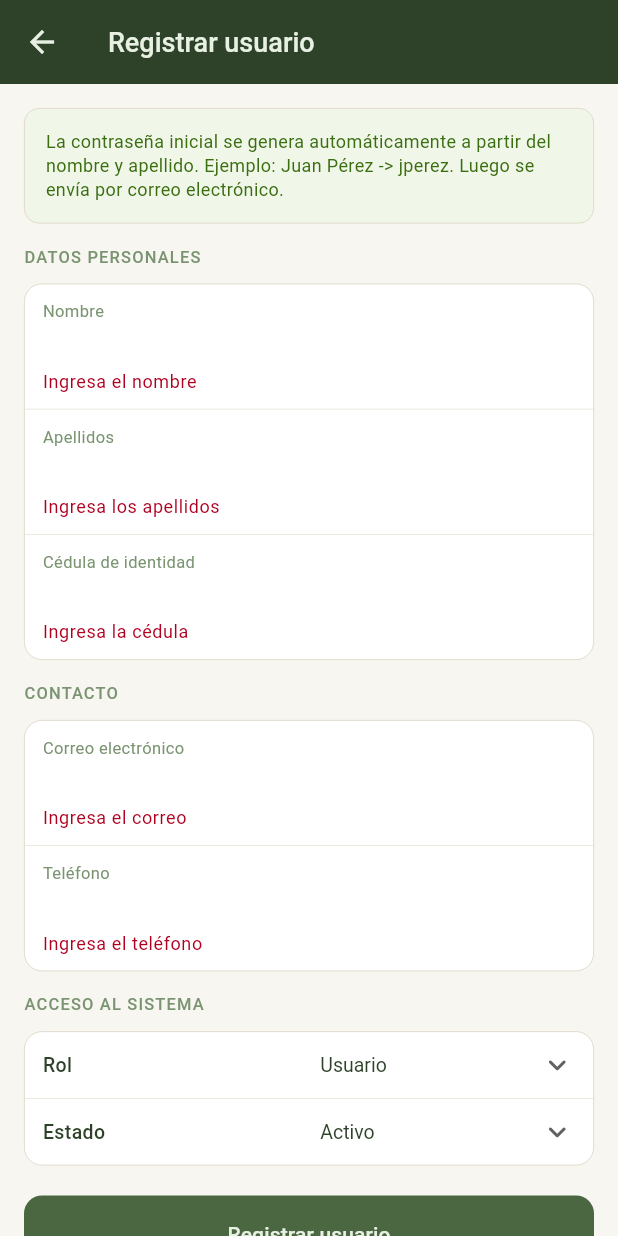
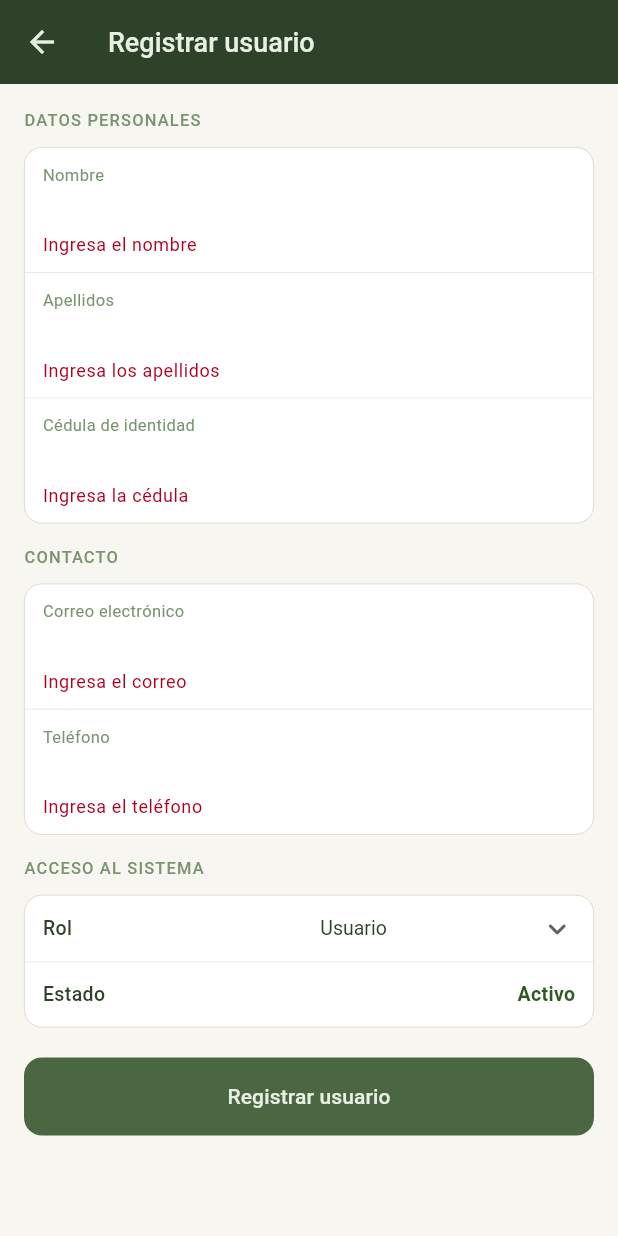
Before and after one commit to roverserrano/BoviSense-AI, a Flutter app: the UsuarioFormPage screen opened directly, after a tap on "Registrar usuario", on a phone screen of 412 x 824 dp. Run offline on Flutter 3.47's test engine with Material 3 defaults, Android fonts, the phone set to English and light mode, and no system bars; our stand-ins replace cloud_firestore, firebase_auth, firebase_core, flutter_blue_plus, permission_handler; accounts and stored records are empty.

```diff
--- a/frontend/lib/views/admin/usuario_form_page.dart
+++ b/frontend/lib/views/admin/usuario_form_page.dart
@@ -1,4 +1,5 @@
 import 'package:flutter/material.dart';
+import 'package:flutter/services.dart';
 import 'package:provider/provider.dart';
 
 import '../../data/models/usuario_model.dart';
@@ -72,7 +73,7 @@ class _UsuarioFormPageState extends State<UsuarioFormPage> {
       correo: _correoController.text.trim().toLowerCase(),
       telefono: int.parse(_telefonoController.text.trim()),
       rol: _rol,
-      estado: _estado,
+      estado: _isEditing ? _estado : 'activo',
       fechaRegistro: widget.usuario?.fechaRegistro,
     );
 
@@ -117,26 +118,6 @@ class _UsuarioFormPageState extends State<UsuarioFormPage> {
               _identityCard(widget.usuario!),
               const SizedBox(height: 14),
             ],
-            if (!_isEditing) ...[
-              Container(
-                padding: const EdgeInsets.all(14),
-                decoration: BoxDecoration(
-                  color: const Color(0xFFF0F7E8),
-                  borderRadius: BorderRadius.circular(10),
-                  border: Border.all(color: AdminPalette.border, width: 0.5),
-                ),
-                child: const Text(
-                  'La contraseña inicial se genera automáticamente a partir del nombre y apellido. '
-                  'Ejemplo: Juan Pérez -> jperez. Luego se envía por correo electrónico.',
-                  style: TextStyle(
-                    fontSize: 12,
-                    color: Color(0xFF3B6D11),
-                    height: 1.35,
-                  ),
-                ),
-              ),
-              const SizedBox(height: 14),
-            ],
             const SectionLabel(text: 'Datos personales'),
             _sectionCard(
               children: [
@@ -173,6 +154,10 @@ class _UsuarioFormPageState extends State<UsuarioFormPage> {
                   child: TextFormField(
                     controller: _cedulaController,
                     keyboardType: TextInputType.number,
+                    inputFormatters: [
+                      FilteringTextInputFormatter.digitsOnly,
+                      LengthLimitingTextInputFormatter(8),
+                    ],
                     decoration: _fieldDecoration(),
                     validator: (value) {
                       if (value == null || value.trim().isEmpty) {
@@ -180,6 +165,10 @@ class _UsuarioFormPageState extends State<UsuarioFormPage> {
                       }
                       if (int.tryParse(value.trim()) == null) {
                         return 'La cédula debe ser numérica';
+                      }
+                      final length = value.trim().length;
+                      if (length < 7 || length > 8) {
+                        return 'La cédula debe tener 7 u 8 dígitos';
                       }
                       return null;
                     },
@@ -215,6 +204,10 @@ class _UsuarioFormPageState extends State<UsuarioFormPage> {
                   child: TextFormField(
                     controller: _telefonoController,
                     keyboardType: TextInputType.phone,
+                    inputFormatters: [
+                      FilteringTextInputFormatter.digitsOnly,
+                      LengthLimitingTextInputFormatter(8),
+                    ],
                     decoration: _fieldDecoration(),
                     validator: (value) {
                       if (value == null || value.trim().isEmpty) {
@@ -222,6 +215,9 @@ class _UsuarioFormPageState extends State<UsuarioFormPage> {
                       }
                       if (int.tryParse(value.trim()) == null) {
                         return 'El teléfono debe ser numérico';
+                      }
+                      if (value.trim().length != 8) {
+                        return 'El teléfono debe tener 8 dígitos';
                       }
                       return null;
                     },
@@ -248,6 +244,7 @@ class _UsuarioFormPageState extends State<UsuarioFormPage> {
                   },
                 ),
                 _thinDivider(),
+                if (_isEditing)
                   _dropdownRow(
                     label: 'Estado',
                     value: _estado,
@@ -261,6 +258,32 @@ class _UsuarioFormPageState extends State<UsuarioFormPage> {
                     onChanged: (value) {
                       if (value != null) setState(() => _estado = value);
                     },
+                  )
+                else
+                  const Padding(
+                    padding: EdgeInsets.symmetric(horizontal: 12, vertical: 12),
+                    child: Row(
+                      children: [
+                        Expanded(
+                          child: Text(
+                            'Estado',
+                            style: TextStyle(
+                              fontSize: 13,
+                              fontWeight: FontWeight.w500,
+                              color: AdminPalette.textPrimary,
+                            ),
+                          ),
+                        ),
+                        Text(
+                          'Activo',
+                          style: TextStyle(
+                            fontSize: 13,
+                            fontWeight: FontWeight.w600,
+                            color: AdminPalette.activeText,
+                          ),
+                        ),
+                      ],
+                    ),
                   ),
               ],
             ),
```
Lines whose indentation alone changed are shown as unchanged.
